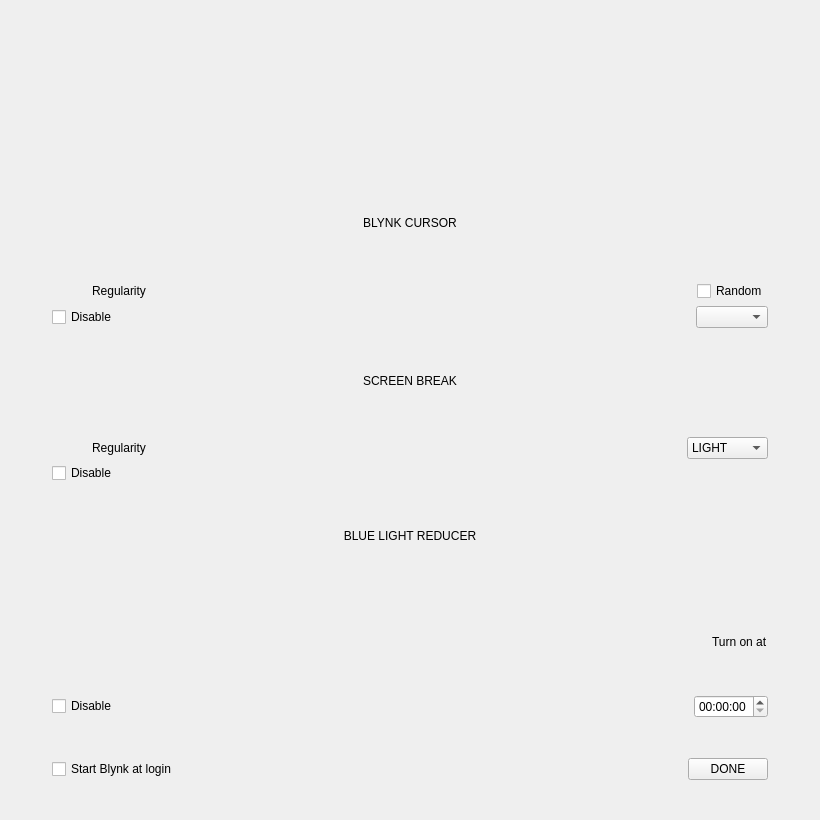
Qt form blynk/blynkwindow.ui (flegall2014/Blynk) before a commit.
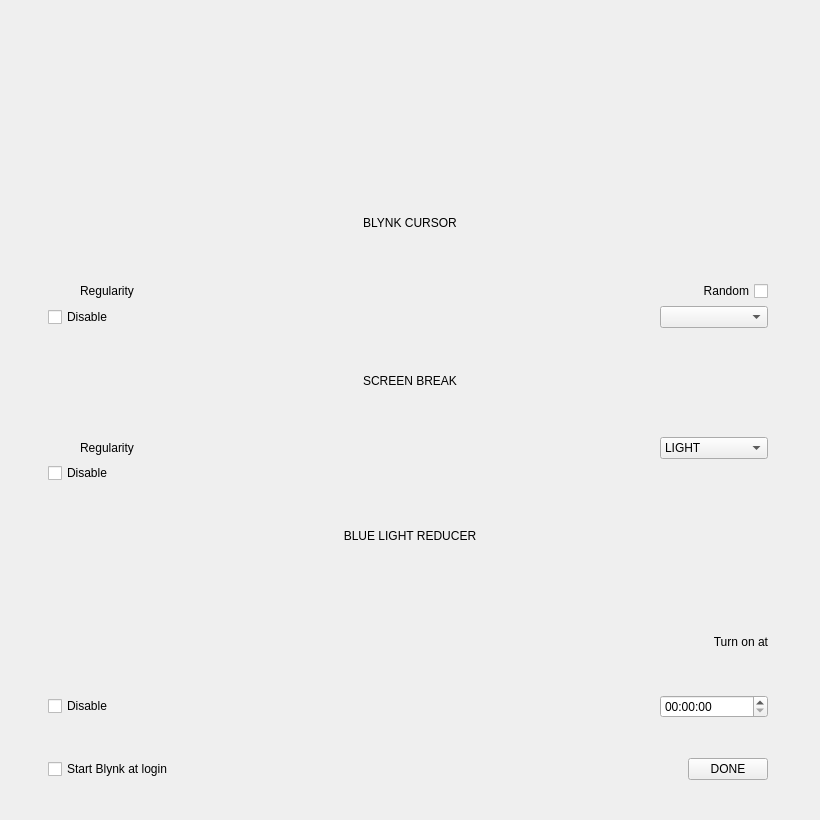
The same form after that commit. Icons and pictures are not drawn. Custom widgets are drawn as their Qt base class.

The edit to the form file:
```diff
--- a/blynk/blynkwindow.ui
+++ b/blynk/blynkwindow.ui
@@ -44,7 +44,7 @@
    <item row="11" column="0">
     <layout class="QHBoxLayout" name="horizontalLayout_12">
      <property name="leftMargin">
-      <number>12</number>
+      <number>8</number>
      </property>
      <property name="rightMargin">
       <number>12</number>
@@ -95,7 +95,7 @@
    <item row="2" column="0">
     <layout class="QHBoxLayout" name="horizontalLayout_7">
      <property name="leftMargin">
-      <number>12</number>
+      <number>0</number>
      </property>
      <property name="rightMargin">
       <number>12</number>
@@ -191,6 +191,27 @@
      </item>
      <item>
       <widget class="QCheckBox" name="wBlynkRandomCheckBox">
+       <property name="sizePolicy">
+        <sizepolicy hsizetype="Fixed" vsizetype="Fixed">
+         <horstretch>0</horstretch>
+         <verstretch>0</verstretch>
+        </sizepolicy>
+       </property>
+       <property name="minimumSize">
+        <size>
+         <width>108</width>
+         <height>0</height>
+        </size>
+       </property>
+       <property name="maximumSize">
+        <size>
+         <width>108</width>
+         <height>16777215</height>
+        </size>
+       </property>
+       <property name="layoutDirection">
+        <enum>Qt::RightToLeft</enum>
+       </property>
        <property name="text">
         <string>Random</string>
        </property>
@@ -201,7 +222,7 @@
    <item row="3" column="0">
     <layout class="QHBoxLayout" name="horizontalLayout_6">
      <property name="leftMargin">
-      <number>12</number>
+      <number>8</number>
      </property>
      <property name="rightMargin">
       <number>12</number>
@@ -227,7 +248,26 @@
       </spacer>
      </item>
      <item>
-      <widget class="QComboBox" name="wBlynkPerMinuteValues"/>
+      <widget class="QComboBox" name="wBlynkPerMinuteValues">
+       <property name="sizePolicy">
+        <sizepolicy hsizetype="Fixed" vsizetype="Fixed">
+         <horstretch>0</horstretch>
+         <verstretch>0</verstretch>
+        </sizepolicy>
+       </property>
+       <property name="minimumSize">
+        <size>
+         <width>108</width>
+         <height>0</height>
+        </size>
+       </property>
+       <property name="maximumSize">
+        <size>
+         <width>108</width>
+         <height>16777215</height>
+        </size>
+       </property>
+      </widget>
      </item>
     </layout>
    </item>
@@ -246,9 +286,9 @@
     </layout>
    </item>
    <item row="8" column="0">
-    <layout class="QHBoxLayout" name="horizontalLayout_10">
+    <layout class="QHBoxLayout" name="horizontalLayout_10" stretch="0,0,0,0">
      <property name="leftMargin">
-      <number>12</number>
+      <number>0</number>
      </property>
      <property name="rightMargin">
       <number>12</number>
@@ -329,9 +369,33 @@
      </item>
      <item>
       <widget class="QLabel" name="label_6">
+       <property name="sizePolicy">
+        <sizepolicy hsizetype="Fixed" vsizetype="Preferred">
+         <horstretch>0</horstretch>
+         <verstretch>0</verstretch>
+        </sizepolicy>
+       </property>
+       <property name="minimumSize">
+        <size>
+         <width>108</width>
+         <height>0</height>
+        </size>
+       </property>
+       <property name="maximumSize">
+        <size>
+         <width>108</width>
+         <height>16777215</height>
+        </size>
+       </property>
+       <property name="layoutDirection">
+        <enum>Qt::LeftToRight</enum>
+       </property>
        <property name="text">
         <string>Turn on at</string>
        </property>
+       <property name="alignment">
+        <set>Qt::AlignRight|Qt::AlignTrailing|Qt::AlignVCenter</set>
+       </property>
       </widget>
      </item>
     </layout>
@@ -339,7 +403,7 @@
    <item row="6" column="0">
     <layout class="QHBoxLayout" name="horizontalLayout_3">
      <property name="leftMargin">
-      <number>12</number>
+      <number>8</number>
      </property>
      <property name="rightMargin">
       <number>12</number>
@@ -381,9 +445,9 @@
     </layout>
    </item>
    <item row="9" column="0">
-    <layout class="QHBoxLayout" name="horizontalLayout_11">
+    <layout class="QHBoxLayout" name="horizontalLayout_11" stretch="0,0,0">
      <property name="leftMargin">
-      <number>12</number>
+      <number>8</number>
      </property>
      <property name="rightMargin">
       <number>12</number>
@@ -409,7 +473,26 @@
       </spacer>
      </item>
      <item>
-      <widget class="QTimeEdit" name="wStartTimeEdit"/>
+      <widget class="QTimeEdit" name="wStartTimeEdit">
+       <property name="sizePolicy">
+        <sizepolicy hsizetype="Fixed" vsizetype="Fixed">
+         <horstretch>0</horstretch>
+         <verstretch>0</verstretch>
+        </sizepolicy>
+       </property>
+       <property name="minimumSize">
+        <size>
+         <width>108</width>
+         <height>0</height>
+        </size>
+       </property>
+       <property name="maximumSize">
+        <size>
+         <width>108</width>
+         <height>16777215</height>
+        </size>
+       </property>
+      </widget>
      </item>
     </layout>
    </item>
@@ -443,7 +526,7 @@
    <item row="5" column="0">
     <layout class="QHBoxLayout" name="horizontalLayout_4">
      <property name="leftMargin">
-      <number>12</number>
+      <number>0</number>
      </property>
      <property name="rightMargin">
       <number>12</number>
@@ -539,6 +622,24 @@
      </item>
      <item>
       <widget class="QComboBox" name="wScreenBreakStrengthCombo">
+       <property name="sizePolicy">
+        <sizepolicy hsizetype="Fixed" vsizetype="Fixed">
+         <horstretch>0</horstretch>
+         <verstretch>0</verstretch>
+        </sizepolicy>
+       </property>
+       <property name="minimumSize">
+        <size>
+         <width>108</width>
+         <height>0</height>
+        </size>
+       </property>
+       <property name="maximumSize">
+        <size>
+         <width>108</width>
+         <height>16777215</height>
+        </size>
+       </property>
        <item>
         <property name="text">
          <string>LIGHT</string>
```
Left out of the diff: 12 changed lines with no effect on the pictures.
